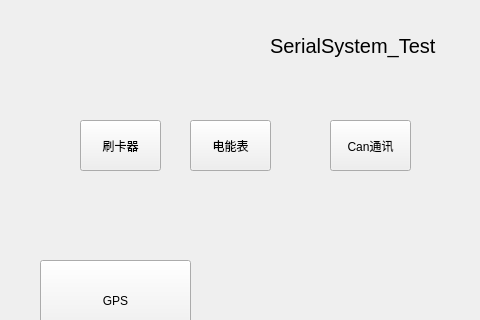
Above: main/ui/test_manual.ui from Blackrose/Tcutest_SerialSystem before the change; both pictures show x 0 to 480 and y 0 to 320 of the 800 by 480 pixel window. Below: the same form after it.
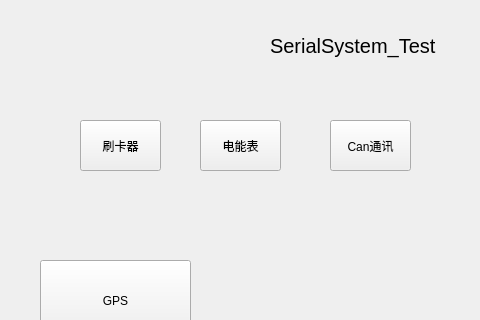
That is the form after the change. Icons and pictures are not drawn.

Patch:
```diff
--- a/main/ui/test_manual.ui
+++ b/main/ui/test_manual.ui
@@ -97,7 +97,7 @@
   <widget class="QPushButton" name="Emeter_but">
    <property name="geometry">
     <rect>
-     <x>190</x>
+     <x>200</x>
      <y>120</y>
      <width>81</width>
      <height>51</height>
```
